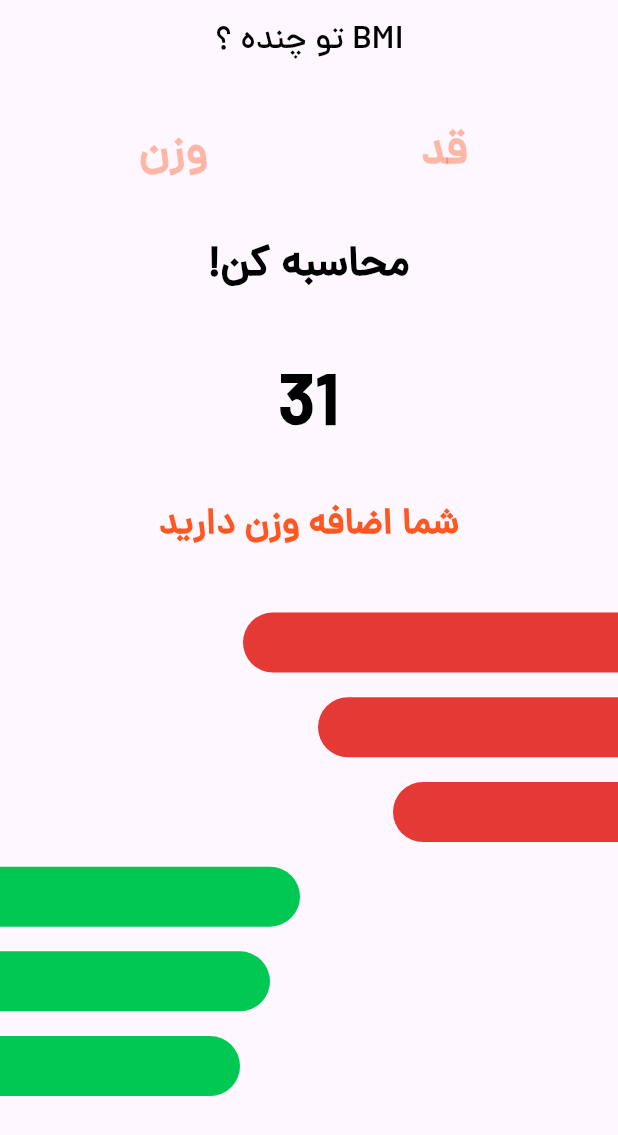
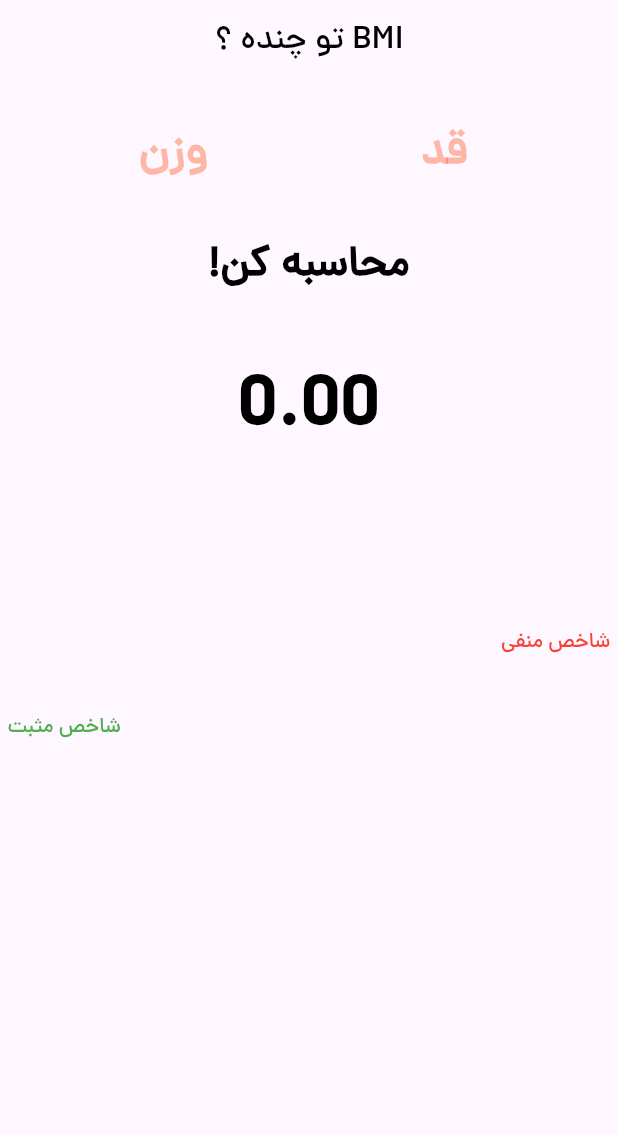
Before and after one commit to Sobhan-Ziyaei/bmi_calculator, a Flutter app: the screen it shows after launch, on a phone screen of 412 x 824 dp. Shown: the top 1135 px of the screen. Run offline on Flutter 3.47's test engine with Material 3 defaults, Android fonts, the phone set to English and light mode, and no system bars.

Commit message:
complete app

```diff
--- a/lib/screens/home_screen.dart
+++ b/lib/screens/home_screen.dart
@@ -2,7 +2,6 @@ import 'package:bmi_calculator/constant/colors.dart';
 import 'package:bmi_calculator/widgets/left_bg_shape.dart';
 import 'package:bmi_calculator/widgets/right_bg_shape.dart';
 import 'package:flutter/material.dart';
-import 'package:flutter/widgets.dart';
 
 class HomeScreen extends StatefulWidget {
   const HomeScreen({super.key});
@@ -12,10 +11,20 @@ class HomeScreen extends StatefulWidget {
 }
 
 class _HomeScreenState extends State<HomeScreen> {
+  final weightController = TextEditingController();
+  final heightContorller = TextEditingController();
+
+  var resultText = '';
+  var resultBMI = 0.00;
+
+  var widthBad = 0.00;
+  var withGood = 0.00;
+
   @override
   Widget build(BuildContext context) {
     Size size = MediaQuery.of(context).size;
     return Scaffold(
+      resizeToAvoidBottomInset: false,
       appBar: AppBar(
         backgroundColor: Colors.transparent,
         elevation: 0,
@@ -41,6 +50,7 @@ class _HomeScreenState extends State<HomeScreen> {
                   SizedBox(
                     width: 130,
                     child: TextField(
+                      controller: weightController,
                       textAlign: TextAlign.center,
                       keyboardType: TextInputType.number,
                       style: const TextStyle(
@@ -60,6 +70,7 @@ class _HomeScreenState extends State<HomeScreen> {
                   SizedBox(
                     width: 130,
                     child: TextField(
+                      controller: heightContorller,
                       textAlign: TextAlign.center,
                       keyboardType: TextInputType.number,
                       style: const TextStyle(
@@ -79,43 +90,59 @@ class _HomeScreenState extends State<HomeScreen> {
                 ],
               ),
               SizedBox(height: size.height * 0.03),
-              const Text(
-                '!محاسبه کن',
-                style: TextStyle(
-                  color: Colors.black,
-                  fontSize: 28,
-                  fontWeight: FontWeight.bold,
+              InkWell(
+                onTap: () {
+                  final height = double.parse(heightContorller.text);
+                  final weight = double.parse(weightController.text);
+
+                  setState(() {
+                    resultBMI = weight / (height * height);
+
+                    if (resultBMI > 25) {
+                      widthBad = 270;
+                      withGood = 50;
+                      resultText = 'شما اضافه وزن دارید';
+                    } else if (resultBMI >= 18.5 && resultBMI <= 25) {
+                      withGood = 270;
+                      widthBad = 50;
+                      resultText = 'وزن شما نرمال است';
+                    } else {
+                      withGood = 10;
+                      widthBad = 10;
+                      resultText = 'وزن شما پایین تر از حد نرمال است';
+                    }
+                  });
+                },
+                child: const Text(
+                  '!محاسبه کن',
+                  style: TextStyle(
+                    color: Colors.black,
+                    fontSize: 28,
+                    fontWeight: FontWeight.bold,
+                  ),
                 ),
               ),
               SizedBox(height: size.height * 0.05),
-              const Text(
-                '31',
-                style: TextStyle(
+              Text(
+                resultBMI.toStringAsFixed(2),
+                style: const TextStyle(
                   color: Colors.black,
                   fontWeight: FontWeight.bold,
                   fontSize: 48,
                 ),
               ),
               SizedBox(height: size.height * 0.03),
-              const Text(
-                'شما اضافه وزن دارید',
-                style: TextStyle(
+              Text(
+                resultText,
+                style: const TextStyle(
                     color: orangeColor,
                     fontSize: 24,
                     fontWeight: FontWeight.bold),
               ),
               SizedBox(height: size.height * 0.05),
-              const RightBgShape(width: 250, height: 40),
+              RightBgShape(width: widthBad, height: 40),
               SizedBox(height: size.height * 0.02),
-              const RightBgShape(width: 200, height: 40),
-              SizedBox(height: size.height * 0.02),
-              const RightBgShape(width: 150, height: 40),
-              SizedBox(height: size.height * 0.02),
-              const LeftBgShape(width: 200, height: 40),
-              SizedBox(height: size.height * 0.02),
-              const LeftBgShape(width: 180, height: 40),
-              SizedBox(height: size.height * 0.02),
-              const LeftBgShape(width: 160, height: 40),
+              LeftBgShape(width: withGood, height: 40),
             ],
           ),
         ),
--- a/lib/widgets/left_bg_shape.dart
+++ b/lib/widgets/left_bg_shape.dart
@@ -21,6 +21,11 @@ class LeftBgShape extends StatelessWidget {
               bottomRight: Radius.circular(50),
             ),
           ),
+        ),
+        const SizedBox(width: 5),
+        const Text(
+          'شاخص مثبت',
+          style: TextStyle(color: Colors.green),
         )
       ],
     );
--- a/lib/widgets/right_bg_shape.dart
+++ b/lib/widgets/right_bg_shape.dart
@@ -11,6 +11,11 @@ class RightBgShape extends StatelessWidget {
     return Row(
       mainAxisAlignment: MainAxisAlignment.end,
       children: [
+        const Text(
+          'شاخص منفی',
+          style: TextStyle(color: Colors.red),
+        ),
+        const SizedBox(width: 5),
         Container(
           width: width,
           height: height,
```
